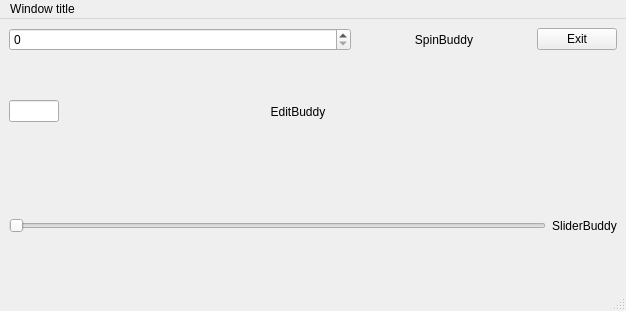
Old version of the form mainwindow.ui in the repository vench/study.
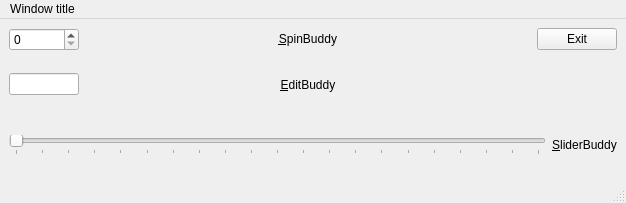
New version of the form.

```diff
--- a/mainwindow.ui
+++ b/mainwindow.ui
@@ -7,12 +7,15 @@
     <x>0</x>
     <y>0</y>
     <width>626</width>
-    <height>311</height>
+    <height>203</height>
    </rect>
   </property>
   <property name="windowTitle">
    <string>MainWindow</string>
   </property>
+  <property name="statusTip">
+   <string/>
+  </property>
   <widget class="QWidget" name="centralwidget">
    <layout class="QGridLayout" name="gridLayout">
     <item row="1" column="0">
@@ -21,23 +24,32 @@
        <widget class="QLineEdit" name="lineEdit">
         <property name="maximumSize">
          <size>
-          <width>50</width>
+          <width>70</width>
           <height>16777215</height>
          </size>
         </property>
+        <property name="statusTip">
+         <string>Edit text</string>
+        </property>
         <property name="inputMethodHints">
          <set>Qt::ImhNone</set>
         </property>
+        <property name="readOnly">
+         <bool>false</bool>
+        </property>
        </widget>
       </item>
       <item>
        <widget class="QLabel" name="label_2">
         <property name="text">
-         <string>EditBuddy</string>
+         <string>&amp;EditBuddy</string>
         </property>
         <property name="alignment">
          <set>Qt::AlignCenter</set>
         </property>
+        <property name="buddy">
+         <cstring>lineEdit</cstring>
+        </property>
        </widget>
       </item>
      </layout>
@@ -51,20 +63,38 @@
        <widget class="QSpinBox" name="spinBox">
         <property name="minimumSize">
          <size>
-          <width>342</width>
-          <height>0</height>
+          <width>50</width>
+          <height>17</height>
          </size>
         </property>
+        <property name="maximumSize">
+         <size>
+          <width>70</width>
+          <height>27</height>
+         </size>
+        </property>
+        <property name="statusTip">
+         <string>Spin box</string>
+        </property>
+        <property name="maximum">
+         <number>100</number>
+        </property>
        </widget>
       </item>
       <item>
        <widget class="QLabel" name="label">
+        <property name="focusPolicy">
+         <enum>Qt::ClickFocus</enum>
+        </property>
         <property name="text">
-         <string>SpinBuddy</string>
+         <string>&amp;SpinBuddy</string>
         </property>
         <property name="alignment">
          <set>Qt::AlignCenter</set>
         </property>
+        <property name="buddy">
+         <cstring>spinBox</cstring>
+        </property>
        </widget>
       </item>
      </layout>
@@ -80,19 +110,37 @@
      <layout class="QHBoxLayout" name="horizontalLayout">
       <item>
        <widget class="QSlider" name="horizontalSlider">
+        <property name="toolTip">
+         <string>Scale %</string>
+        </property>
+        <property name="statusTip">
+         <string>Slider</string>
+        </property>
+        <property name="maximum">
+         <number>100</number>
+        </property>
         <property name="orientation">
          <enum>Qt::Horizontal</enum>
         </property>
+        <property name="tickPosition">
+         <enum>QSlider::TicksBelow</enum>
+        </property>
+        <property name="tickInterval">
+         <number>5</number>
+        </property>
        </widget>
       </item>
       <item>
        <widget class="QLabel" name="label_3">
         <property name="text">
-         <string>SliderBuddy</string>
+         <string>&amp;SliderBuddy</string>
         </property>
         <property name="alignment">
          <set>Qt::AlignCenter</set>
         </property>
+        <property name="buddy">
+         <cstring>horizontalSlider</cstring>
+        </property>
        </widget>
       </item>
      </layout>
```
Left out of the diff: 87 changed lines with no effect on the pictures.
